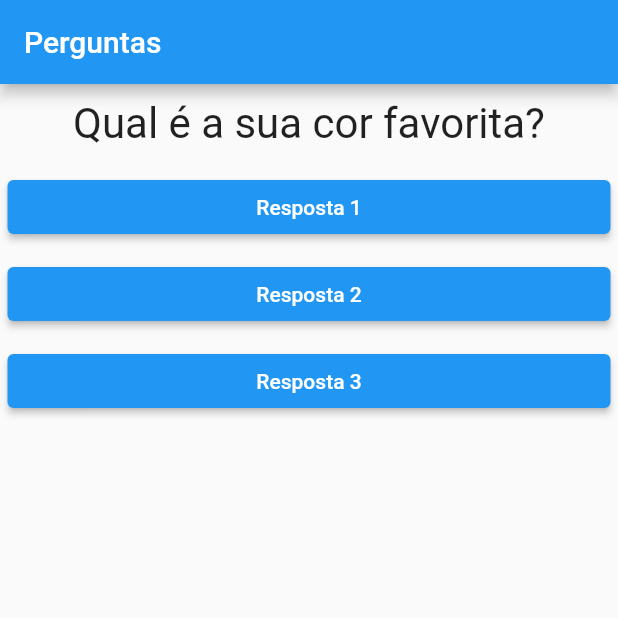
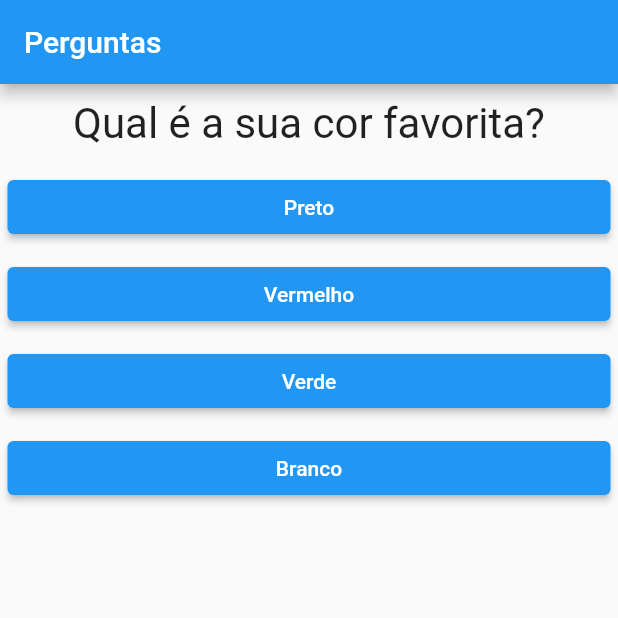
Before and after one commit to Eduardo-Alves-de-Sousa/quiz, a Flutter app: the screen it shows after launch, on a phone screen of 412 x 824 dp, the top half of it. Run offline on Flutter 3.47's test engine with Material 2 defaults, Android fonts, the phone set to English and light mode, and no system bars.

```diff
--- a/quiz/lib/main.dart
+++ b/quiz/lib/main.dart
@@ -32,6 +32,13 @@ class _PerguntasAppState extends State<PerguntaApp> {
       }
     ];
 
+    List<String> respostas = perguntas[_perguntaSelecionada].cast()['respostas'];
+
+    //List<Widget> widgets;
+    // for(String textoResp in perguntas[_perguntaSelecionada].cast()['respostas']){
+    //   respostas.add(Resposta(textoResp, _responder));
+    // }
+
     return MaterialApp(
       debugShowCheckedModeBanner: false,
 
@@ -40,11 +47,9 @@ class _PerguntasAppState extends State<PerguntaApp> {
           title: const Text('Perguntas'),
         ),
         body: Column(
-          children: [
+          children: <Widget>[
             Questao(perguntas[_perguntaSelecionada]['texto'].toString()),
-            Resposta('Resposta 1', _responder),
-            Resposta('Resposta 2', _responder),
-            Resposta('Resposta 3', _responder),
+            ...respostas.map((t) => Resposta(t, _responder)).toList(),
           ],
         ),
       ),
```
